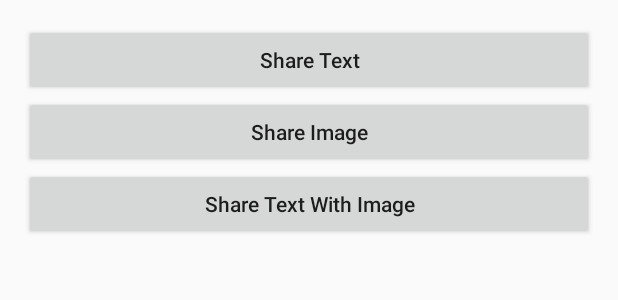
After one commit to liujianglong/practiceDemos, an Android app: the layout activity_share.xml on its own in the app's theme, with its tools: preview values and no code run, on a phone screen of 412 x 824 dp. The commit adds this screen. Shown: the top 300 px of the screen. Run offline under Robolectric (Android 15) with nearby library versions, the phone set to English and light mode, and no system bars.

Commit message:
update
Signed-off-by: liujianglong <liujianglong7@163.com>

```diff
--- /dev/null
+++ b/app/src/main/res/layout/activity_share.xml
@@ -0,0 +1,32 @@
+<?xml version="1.0" encoding="utf-8"?>
+<LinearLayout xmlns:android="http://schemas.android.com/apk/res/android"
+              android:layout_width="match_parent"
+              android:layout_height="match_parent"
+              android:orientation="vertical"
+              android:padding="@dimen/activity_horizontal_margin">
+
+    <Button
+        android:id="@+id/btn_share_text"
+        android:layout_width="match_parent"
+        android:layout_height="wrap_content"
+        android:onClick="shareText"
+        android:text="Share Text"
+        android:textAllCaps="false"/>
+
+    <Button
+        android:id="@+id/btn_share_image"
+        android:layout_width="match_parent"
+        android:layout_height="wrap_content"
+        android:onClick="shareImage"
+        android:text="Share Image"
+        android:textAllCaps="false"/>
+
+    <Button
+        android:id="@+id/btn_share_text_and_image"
+        android:layout_width="match_parent"
+        android:layout_height="wrap_content"
+        android:onClick="shareTextWithImage"
+        android:text="Share Text With Image"
+        android:textAllCaps="false"/>
+
+</LinearLayout>
```
Also changed, not shown: app/src/main/java/com/codeliu/practicedemos/ShareDemoActivity.java (added, +49 -0 lines), app/src/main/java/com/codeliu/practicedemos/WeChatShareDemoActivity.java (added, +15 -0 lines), libzxing/src/main/java/com/xys/libzxing/zxing/activity/CaptureActivity.java (+27 -0 lines).
